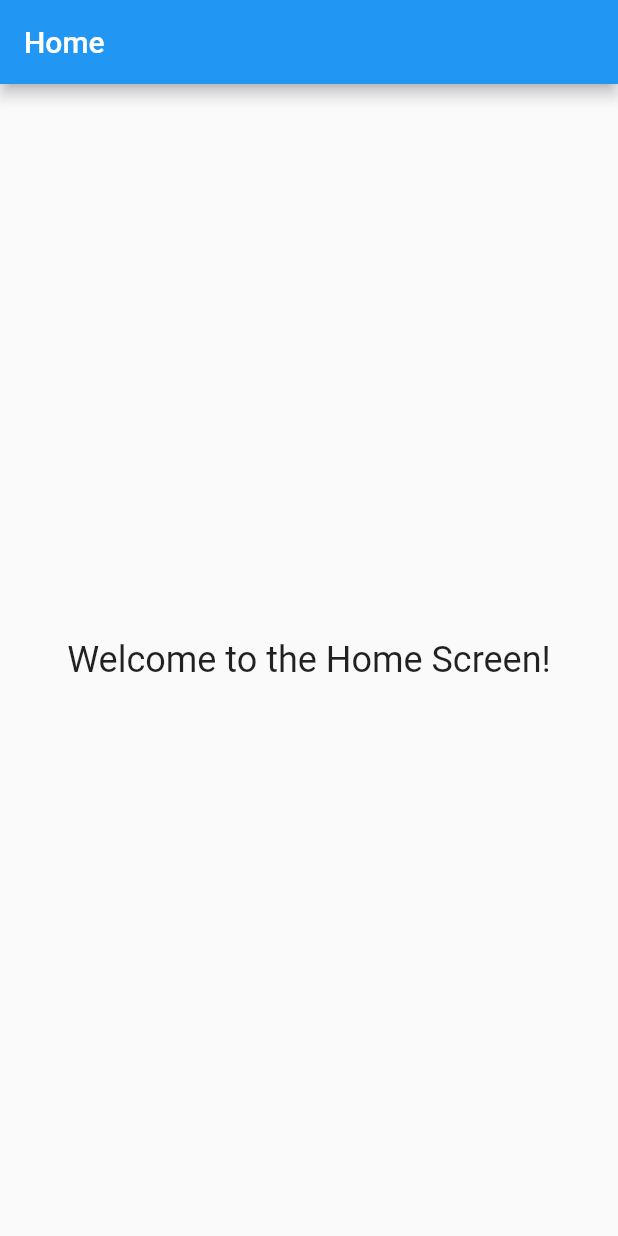
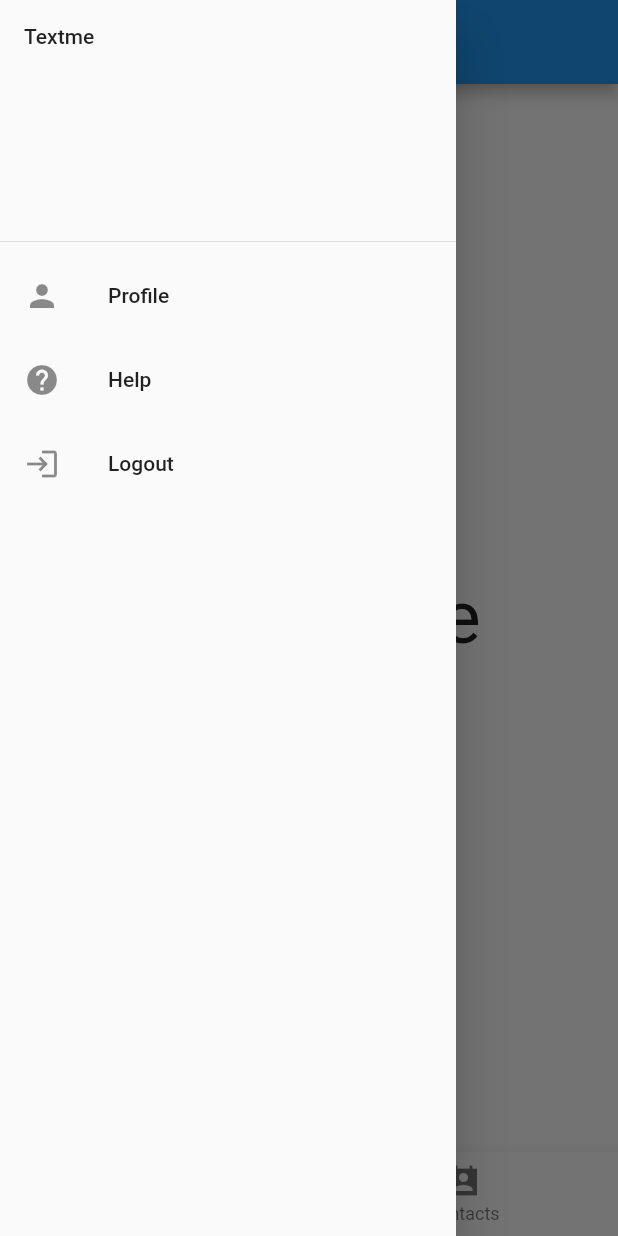
Before and after one commit to MaramAbdul/livechatapp, a Flutter app: the screen it shows once a user with an empty profile is signed in, with the side drawer open (before the commit the screen has no drawer), on a phone screen of 412 x 824 dp. Run offline on Flutter 3.47's test engine with Material 2 defaults, Android fonts, the phone set to English and light mode, and no system bars; our stand-ins replace firebase_auth, firebase_core; accounts and stored records are empty.

Commit message:
add contacts and chatting pages - home modifiy

```diff
--- /dev/null
+++ b/lib/pages/chatting.dart
@@ -0,0 +1,18 @@
+
+import 'package:flutter/material.dart';
+
+
+class Chatting extends StatelessWidget {
+
+  @override
+  Widget build(BuildContext context) {
+    return Center(
+      child: Text(
+        "hello page",
+        style: TextStyle(fontSize: 50),
+      ),
+
+    );
+
+
+  }}
--- /dev/null
+++ b/lib/pages/contacts.dart
@@ -0,0 +1,17 @@
+import 'package:flutter/material.dart';
+
+
+class contacts extends StatelessWidget {
+
+  @override
+  Widget build(BuildContext context) {
+    return Center(
+      child: Text(
+        "contacts page",
+        style: TextStyle(fontSize: 50),
+      ),
+
+    );
+
+
+  }}
--- a/lib/pages/home.dart
+++ b/lib/pages/home.dart
@@ -1,9 +1,17 @@
 import 'package:flutter/material.dart';
 
-class HomePage extends StatelessWidget {
-  const HomePage({super.key});
+import 'chatting.dart';
+import 'contacts.dart';
+
+class HomePage extends StatefulWidget {
 
   @override
+  const HomePage({Key? key}) : super(key: key);
+
+  State<HomePage> createState() => _HomePageState();
+}
+
+
   Widget build(BuildContext context) {
     return Scaffold(
       appBar: AppBar(
@@ -17,4 +25,93 @@ class HomePage extends StatelessWidget {
       ),
     );
   }
-}
+
+
+class _HomePageState extends State<HomePage>{
+  int _selectedIndex=0;
+  void _navigateBottomBar(int index){
+    setState(() { _selectedIndex=index;
+    });
+  }
+
+  final List<Widget> _pages=[
+    Chatting(),
+    contacts(),
+  ];
+  @override
+  Widget build(BuildContext context) {
+    return Scaffold(
+
+      appBar: AppBar(
+        centerTitle: true,
+        title: const Text(
+          'Textme',
+        ),
+      ),
+
+      drawer: Drawer(
+        child: ListView(
+          // Important: Remove any padding from the ListView.
+          padding: EdgeInsets.zero,
+          children: [
+            const DrawerHeader(
+              decoration: BoxDecoration(
+              ),
+              child: Text('Textme',),
+
+            ),
+            ListTile(
+              leading: Icon(
+                Icons.person,
+              ),
+              title: const Text('Profile'),
+              onTap: () {
+                Navigator.pop(context);
+              },
+            ),
+
+            ListTile(
+              leading: Icon(
+                Icons.help,
+              ),
+              title: const Text('Help'),
+              onTap: () {
+                Navigator.pop(context);
+              },
+            ),
+
+            ListTile(
+              leading: Icon(
+                Icons.login_outlined,
+              ),
+              title: const Text('Logout'),
+              onTap: () {
+                Navigator.pop(context);
+              },
+            ),
+          ],
+        ),
+      ),
+      body: _pages[_selectedIndex],
+
+      bottomNavigationBar: BottomNavigationBar(
+        currentIndex: _selectedIndex,
+        onTap: _navigateBottomBar,
+        type: BottomNavigationBarType.fixed,
+        items: [
+          BottomNavigationBarItem(icon:
+          Icon(Icons.chat),
+            label: "Chatting",
+          ),
+
+          BottomNavigationBarItem(
+              icon: Icon(Icons.perm_contact_calendar_sharp),
+              label: "Contacts"),
+
+        ],
+      ),
+    );
+
+  }//end Widget build
+
+}//end HomePageState class
```
